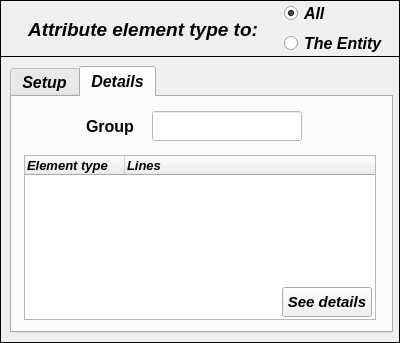
Old version of the form pulse/uix/user_input/ui/Model/Setup/Structural/structuralElementTypeInput.ui in the repository open-pulse/OpenPulse.
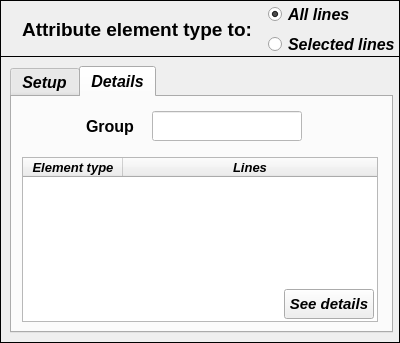
New version of the form. The open tabs and pages were chosen to show the change.

The edit to the form file:
```diff
--- a/pulse/uix/user_input/ui/Model/Setup/Structural/structuralElementTypeInput.ui
+++ b/pulse/uix/user_input/ui/Model/Setup/Structural/structuralElementTypeInput.ui
@@ -364,8 +364,8 @@
      <widget class="QPushButton" name="pushButton_get_information">
       <property name="geometry">
        <rect>
-        <x>270</x>
-        <y>190</y>
+        <x>272</x>
+        <y>192</y>
         <width>90</width>
         <height>30</height>
        </rect>
@@ -398,9 +398,9 @@
      <widget class="QTreeWidget" name="treeWidget_element_type">
       <property name="geometry">
        <rect>
-        <x>12</x>
-        <y>58</y>
-        <width>352</width>
+        <x>10</x>
+        <y>60</y>
+        <width>356</width>
         <height>165</height>
        </rect>
       </property>
@@ -432,11 +432,35 @@
        <property name="text">
         <string>Element type</string>
        </property>
+       <property name="font">
+        <font>
+         <family>Arial</family>
+         <pointsize>10</pointsize>
+         <weight>75</weight>
+         <italic>true</italic>
+         <bold>true</bold>
+        </font>
+       </property>
+       <property name="textAlignment">
+        <set>AlignCenter</set>
+       </property>
       </column>
       <column>
        <property name="text">
         <string>Lines</string>
        </property>
+       <property name="font">
+        <font>
+         <family>Arial</family>
+         <pointsize>10</pointsize>
+         <weight>75</weight>
+         <italic>true</italic>
+         <bold>true</bold>
+        </font>
+       </property>
+       <property name="textAlignment">
+        <set>AlignCenter</set>
+       </property>
       </column>
      </widget>
      <widget class="QLabel" name="label_4">
@@ -566,7 +590,7 @@
    <widget class="QLabel" name="label">
     <property name="geometry">
      <rect>
-      <x>18</x>
+      <x>12</x>
       <y>14</y>
       <width>250</width>
       <height>30</height>
@@ -577,7 +601,7 @@
       <family>Arial</family>
       <pointsize>14</pointsize>
       <weight>75</weight>
-      <italic>true</italic>
+      <italic>false</italic>
       <bold>true</bold>
      </font>
     </property>
@@ -594,10 +618,10 @@
    <widget class="QWidget" name="verticalLayoutWidget_2">
     <property name="geometry">
      <rect>
-      <x>284</x>
+      <x>268</x>
       <y>2</y>
-      <width>112</width>
-      <height>53</height>
+      <width>130</width>
+      <height>56</height>
      </rect>
     </property>
     <layout class="QVBoxLayout" name="verticalLayout_2">
@@ -608,14 +632,14 @@
        </property>
        <property name="minimumSize">
         <size>
-         <width>110</width>
-         <height>21</height>
+         <width>128</width>
+         <height>23</height>
         </size>
        </property>
        <property name="maximumSize">
         <size>
-         <width>100</width>
-         <height>25</height>
+         <width>128</width>
+         <height>23</height>
         </size>
        </property>
        <property name="font">
@@ -632,7 +656,7 @@
         <enum>Qt::ClickFocus</enum>
        </property>
        <property name="text">
-        <string>All</string>
+        <string>All lines</string>
        </property>
        <property name="checked">
         <bool>true</bool>
@@ -643,14 +667,14 @@
       <widget class="QRadioButton" name="radioButton_entity">
        <property name="minimumSize">
         <size>
-         <width>110</width>
-         <height>21</height>
+         <width>128</width>
+         <height>23</height>
         </size>
        </property>
        <property name="maximumSize">
         <size>
-         <width>100</width>
-         <height>25</height>
+         <width>128</width>
+         <height>23</height>
         </size>
        </property>
        <property name="font">
@@ -667,7 +691,7 @@
         <enum>Qt::ClickFocus</enum>
        </property>
        <property name="text">
-        <string>The Entity</string>
+        <string>Selected lines</string>
        </property>
        <property name="checked">
         <bool>false</bool>
```
Left out of the diff: 26 changed lines with no effect on the pictures.
